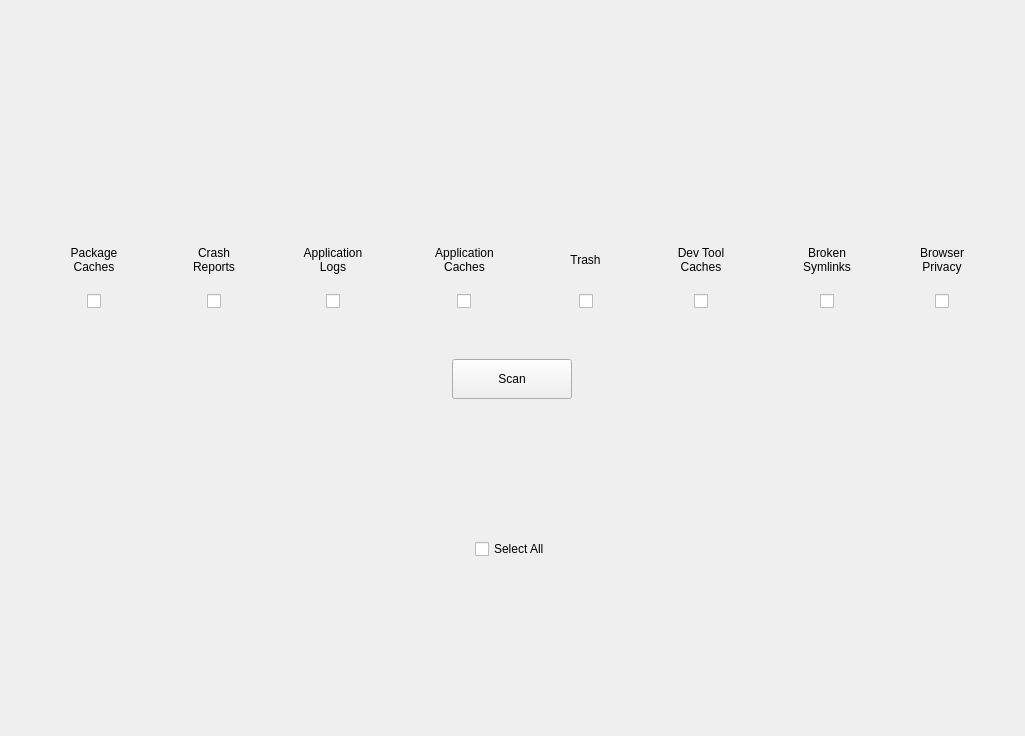
This is shared/nexis/Pages/SystemCleaner/system_cleaner_page.ui in s4solutionsllc/Nexis as Qt 5 draws it before an edit. The edited form follows.
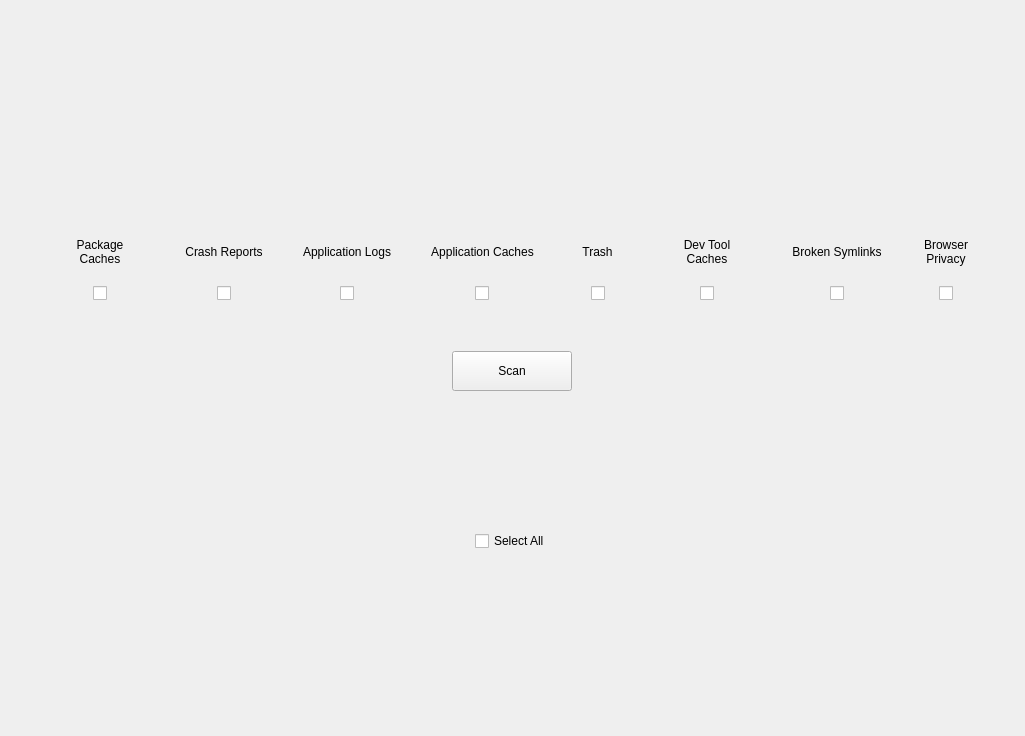
This is the edited form. The open tabs and pages were chosen to show the change. Icons and pictures are not drawn.

Commit message:
fix(ui): reduce System Cleaner category icons from 64px to 48px
The 64×64 category icons were disproportionately large compared to
other icon sizes in the app (sidebar 20px, disk tools 48px, list
items 20-24px). Reduce to 48×48 to match the Disk Usage launcher
icons which serve the same "pick a category" UX pattern.

Updated both the C++ pixmap rendering (Dpi::scale 64→48) and the
.ui file min/max constraints (64-128 → 48-96).

```diff
--- a/shared/nexis/Pages/SystemCleaner/system_cleaner_page.ui
+++ b/shared/nexis/Pages/SystemCleaner/system_cleaner_page.ui
@@ -77,14 +77,14 @@
         <widget class="QLabel" name="lblCrashReportsImg">
          <property name="minimumSize">
           <size>
-           <width>64</width>
-           <height>64</height>
+           <width>48</width>
+           <height>48</height>
           </size>
          </property>
          <property name="maximumSize">
           <size>
-           <width>128</width>
-           <height>128</height>
+           <width>96</width>
+           <height>96</height>
           </size>
          </property>
          <property name="text">
@@ -150,14 +150,14 @@
         <widget class="QLabel" name="lblAppCacheImg">
          <property name="minimumSize">
           <size>
-           <width>64</width>
-           <height>64</height>
+           <width>48</width>
+           <height>48</height>
           </size>
          </property>
          <property name="maximumSize">
           <size>
-           <width>128</width>
-           <height>128</height>
+           <width>96</width>
+           <height>96</height>
           </size>
          </property>
          <property name="text">
@@ -185,14 +185,14 @@
         <widget class="QLabel" name="lblTrashImg">
          <property name="minimumSize">
           <size>
-           <width>64</width>
-           <height>64</height>
+           <width>48</width>
+           <height>48</height>
           </size>
          </property>
          <property name="maximumSize">
           <size>
-           <width>128</width>
-           <height>128</height>
+           <width>96</width>
+           <height>96</height>
           </size>
          </property>
          <property name="text">
@@ -220,14 +220,14 @@
         <widget class="QLabel" name="lblPackageCacheImg">
          <property name="minimumSize">
           <size>
-           <width>64</width>
-           <height>64</height>
+           <width>48</width>
+           <height>48</height>
           </size>
          </property>
          <property name="maximumSize">
           <size>
-           <width>128</width>
-           <height>128</height>
+           <width>96</width>
+           <height>96</height>
           </size>
          </property>
          <property name="textFormat">
@@ -359,14 +359,14 @@
         <widget class="QLabel" name="lblLogImage">
          <property name="minimumSize">
           <size>
-           <width>64</width>
-           <height>64</height>
+           <width>48</width>
+           <height>48</height>
           </size>
          </property>
          <property name="maximumSize">
           <size>
-           <width>128</width>
-           <height>128</height>
+           <width>96</width>
+           <height>96</height>
           </size>
          </property>
          <property name="text">
@@ -416,14 +416,14 @@
         <widget class="QLabel" name="lblDevToolCacheImg">
          <property name="minimumSize">
           <size>
-           <width>64</width>
-           <height>64</height>
+           <width>48</width>
+           <height>48</height>
           </size>
          </property>
          <property name="maximumSize">
           <size>
-           <width>128</width>
-           <height>128</height>
+           <width>96</width>
+           <height>96</height>
           </size>
          </property>
          <property name="text">
@@ -473,14 +473,14 @@
         <widget class="QLabel" name="lblBrokenSymlinksImg">
          <property name="minimumSize">
           <size>
-           <width>64</width>
-           <height>64</height>
+           <width>48</width>
+           <height>48</height>
           </size>
          </property>
          <property name="maximumSize">
           <size>
-           <width>128</width>
-           <height>128</height>
+           <width>96</width>
+           <height>96</height>
           </size>
          </property>
          <property name="text">
@@ -530,14 +530,14 @@
         <widget class="QLabel" name="lblBrowserPrivacyImg">
          <property name="minimumSize">
           <size>
-           <width>64</width>
-           <height>64</height>
+           <width>48</width>
+           <height>48</height>
           </size>
          </property>
          <property name="maximumSize">
           <size>
-           <width>128</width>
-           <height>128</height>
+           <width>96</width>
+           <height>96</height>
           </size>
          </property>
          <property name="text">
```
The commit also changes 1 other file.
